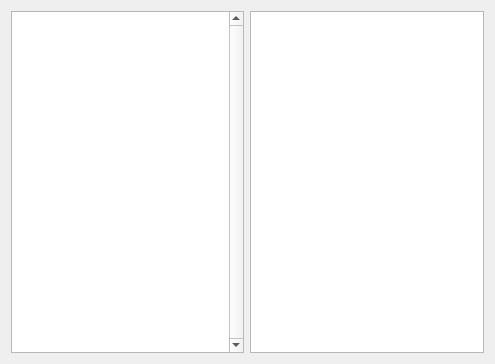
Qt form BigBrother/src/GUI/packetviewer.ui (akukhta/BigBrother) before a commit.
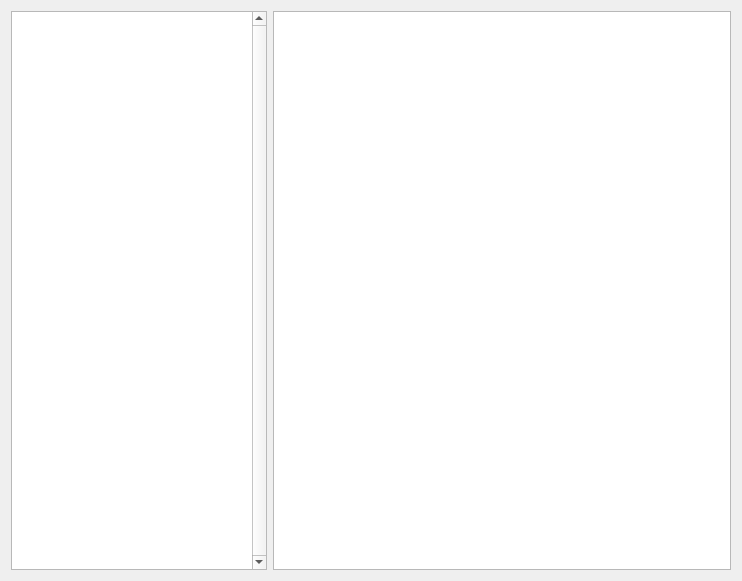
The same form after that commit.

Commit message: Packet's viewing has been done. Next step: add windows' support

The edit to the form file:
```diff
--- a/BigBrother/src/GUI/packetviewer.ui
+++ b/BigBrother/src/GUI/packetviewer.ui
@@ -6,22 +6,28 @@
    <rect>
     <x>0</x>
     <y>0</y>
-    <width>495</width>
-    <height>364</height>
+    <width>742</width>
+    <height>581</height>
    </rect>
   </property>
   <property name="windowTitle">
    <string>Dialog</string>
   </property>
-  <layout class="QHBoxLayout" name="horizontalLayout">
-   <item>
+  <layout class="QFormLayout" name="formLayout">
+   <item row="0" column="0">
     <widget class="QTextBrowser" name="textBrowser">
+     <property name="maximumSize">
+      <size>
+       <width>358</width>
+       <height>16777215</height>
+      </size>
+     </property>
      <property name="verticalScrollBarPolicy">
       <enum>Qt::ScrollBarAlwaysOn</enum>
      </property>
     </widget>
    </item>
-   <item>
+   <item row="0" column="1">
     <widget class="QTableWidget" name="tableWidget">
      <property name="showGrid">
       <bool>false</bool>
```
The commit also changes 3 other files.
